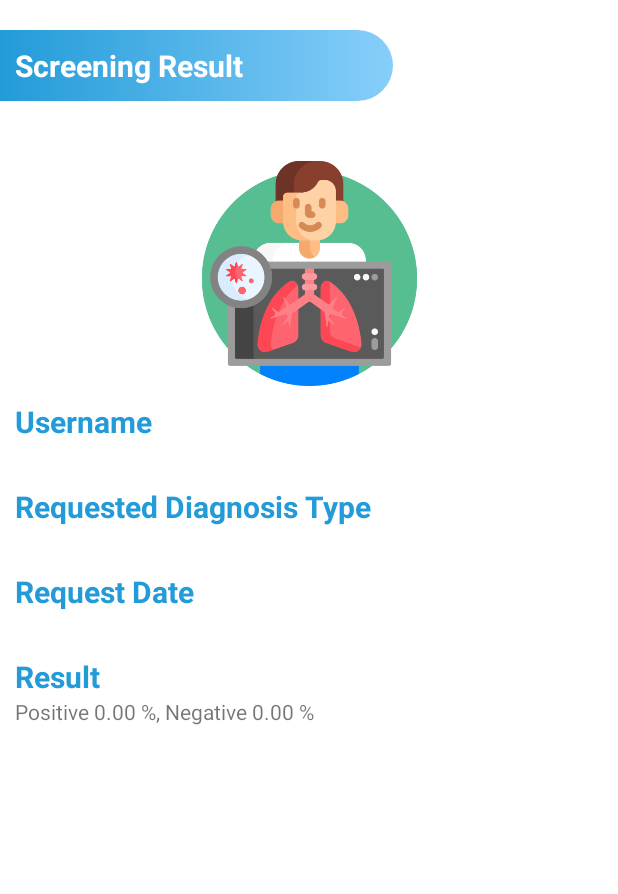
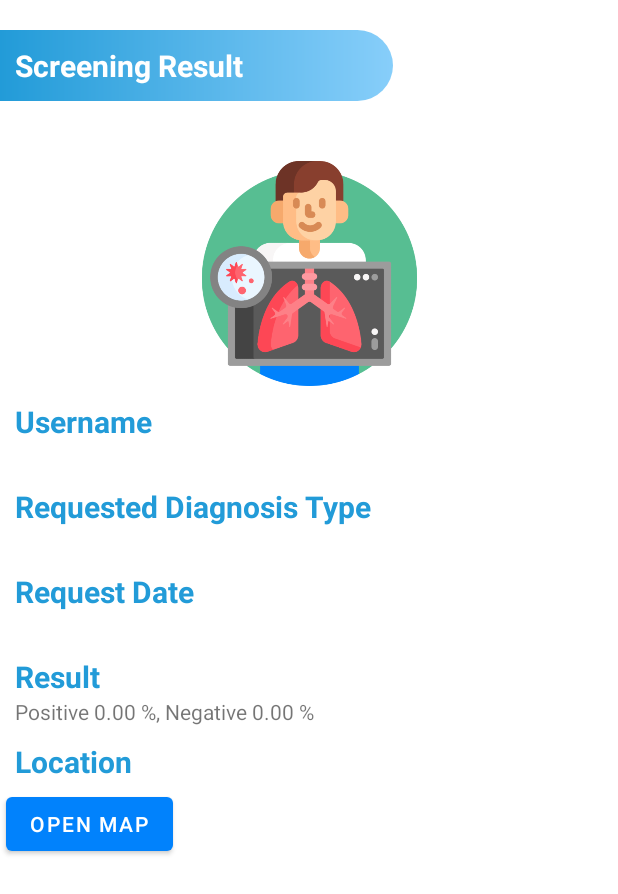
Before and after one commit to KennyOngko/Peduli-lindungi-id-2.1, an Android app: the ResultActivity screen opened directly, with no data from a screen before it, on a phone screen of 412 x 824 dp. Shown: the top 894 px of the screen. Run offline under Robolectric (Android 15) with nearby library versions, the phone set to English and light mode, and no system bars; our stand-ins replace Firebase (no records; nobody signed in at launch, a user with empty details on screens opened directly); pictures from the network do not load; 4 statements that could not run were skipped.

Commit message:
'update1'

```diff
--- a/app/build.gradle
+++ b/app/build.gradle
@@ -54,6 +54,8 @@ dependencies {
     implementation 'androidx.legacy:legacy-support-v4:1.0.0'
     implementation 'de.hdodenhof:circleimageview:3.1.0'
     implementation 'com.google.firebase:firebase-storage:20.0.0'
+    implementation 'com.google.android.gms:play-services-location:18.0.0'
+    implementation 'com.google.android.gms:play-services-maps:17.0.1'
     testImplementation 'junit:junit:4.13.2'
     androidTestImplementation 'androidx.test.ext:junit:1.1.2'
     androidTestImplementation 'androidx.test.espresso:espresso-core:3.3.0'
--- a/app/src/main/java/com/capstoneproject/model/History.kt
+++ b/app/src/main/java/com/capstoneproject/model/History.kt
@@ -7,5 +7,7 @@ data class History(
     val user_id: String,
     val request_date: String,
     val positivePercentage: Double,
-    val negativePercentage: Double
+    val negativePercentage: Double,
+    val latitude : String,
+    val longitude : String
 )
--- a/app/src/main/java/com/capstoneproject/ui/LoginActivity.kt
+++ b/app/src/main/java/com/capstoneproject/ui/LoginActivity.kt
@@ -79,7 +79,7 @@ class LoginActivity : AppCompatActivity(), View.OnClickListener {
         Log.i("fullName", user.fullName)
 
         val intent = Intent(this@LoginActivity, DashboardActivity::class.java)
-        Toast.makeText(this,"Login successfully.", Toast.LENGTH_SHORT).show()
+        Toast.makeText(this,"Login successfuly.", Toast.LENGTH_SHORT).show()
         startActivity(intent)
         finish()
 
--- a/app/src/main/java/com/capstoneproject/utils/Firestore.kt
+++ b/app/src/main/java/com/capstoneproject/utils/Firestore.kt
@@ -121,7 +121,7 @@ class Firestore {
             }
     }
 
-    fun addDiagnosisHistory(activity: Activity, model: String, imageURL: String) {
+    fun addDiagnosisHistory(activity: Activity, model: String, imageURL: String , latitude : String , longitude : String) {
         val dateFormat = SimpleDateFormat("dd-MM-yyyy HH:mm:ss", Locale.ENGLISH)
         val date = dateFormat.format(Date())
         val newHistoryData = HashMap<String, Any>()
@@ -130,6 +130,8 @@ class Firestore {
         newHistoryData["status"] = "doing"
         newHistoryData["user_id"] = getCurrentUser()
         newHistoryData["request_date"] = date
+        newHistoryData["longitude"] = longitude
+        newHistoryData["latitude"] = latitude
 
         fstore.collection(Constants.HISTORY)
             .add(newHistoryData)
@@ -188,6 +190,8 @@ class Firestore {
                             user_id = data["user_id"] as String,
                             models = data["predictions"] as ArrayList<String>,
                             imageUrl = data["image"] as String,
+                            longitude = data["longitude"] as String,
+                            latitude = data["latitude"] as String,
                             request_date = data["request_date"] as String,
                             positivePercentage = ((
                                     data["result"] as HashMap<String, Any>
--- a/app/src/main/res/layout/activity_result.xml
+++ b/app/src/main/res/layout/activity_result.xml
@@ -124,6 +124,21 @@
         app:layout_constraintTop_toBottomOf="@+id/date" />
 
     <TextView
+        android:id="@+id/result_title2"
+        android:layout_width="wrap_content"
+        android:layout_height="wrap_content"
+        android:layout_marginVertical="10sp"
+        android:layout_marginTop="12dp"
+        android:paddingStart="10sp"
+        android:paddingEnd="10sp"
+        android:text="Location"
+        android:textColor="@color/blue"
+        android:textSize="20sp"
+        android:textStyle="bold"
+        app:layout_constraintStart_toStartOf="parent"
+        app:layout_constraintTop_toBottomOf="@+id/result" />
+
+    <TextView
         android:id="@+id/result"
         android:layout_width="wrap_content"
         android:layout_height="wrap_content"
@@ -133,4 +148,14 @@
         android:text="@string/results_here"
         app:layout_constraintStart_toStartOf="parent"
         app:layout_constraintTop_toBottomOf="@+id/result_title" />
+
+    <Button
+        android:id="@+id/button_map"
+        android:layout_width="wrap_content"
+        android:layout_height="wrap_content"
+        android:layout_marginStart="4dp"
+        android:layout_marginTop="4dp"
+        android:text="Open Map"
+        app:layout_constraintStart_toStartOf="parent"
+        app:layout_constraintTop_toBottomOf="@+id/result_title2" />
 </androidx.constraintlayout.widget.ConstraintLayout>
--- a/app/src/main/res/values/strings.xml
+++ b/app/src/main/res/values/strings.xml
@@ -11,9 +11,9 @@
     <string name="Login">Login</string>
 
     <string name="donthaveAccount">Dont have account ? Sign Up here.</string>
-=======
+    =======
     <string name="dontHaveAccount">Don\'t have account ? Register here.</string>
->>>>>>> 0e0dd5f0d44ae190a247d0a67b439d3a670bf362
+    >>>>>>> 0e0dd5f0d44ae190a247d0a67b439d3a670bf362
     <string name="Dashboard">Dashboard </string>
     <string name="LogOut">Logout</string>
     <string name="dashboard">Dashboard</string>
@@ -64,4 +64,5 @@
     <string name="request_date">Request Date</string>
     <string name="date_of_request">Date of Request</string>
     <string name="screening_history">Screening History</string>
+    <string name="map_api">AIzaSyBhfAyLsIxgplzNZfKTVKyrMQxQR3hjmLc</string>
 </resources>
```
Also changed, not shown: app/src/main/AndroidManifest.xml (+12 -2 lines), app/src/main/java/com/capstoneproject/ui/HistoryActivity.kt (+8 -3 lines), app/src/main/java/com/capstoneproject/ui/MapGoogle.java (added, +60 -0 lines), app/src/main/java/com/capstoneproject/ui/ResultActivity.kt (+15 -2 lines), app/src/main/java/com/capstoneproject/ui/UploadActivity.kt (+43 -2 lines), app/src/main/res/layout/activity_map_google.xml (added, +17 -0 lines), app/src/main/res/layout/item_screening_history.xml (+8 -6 lines).
